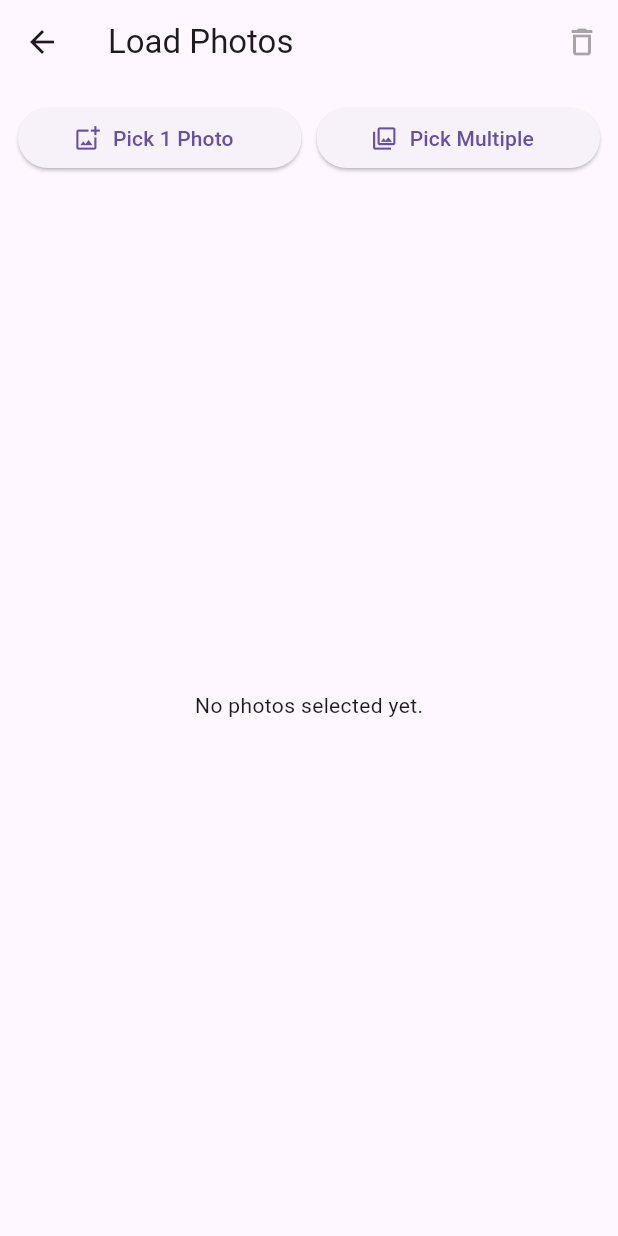
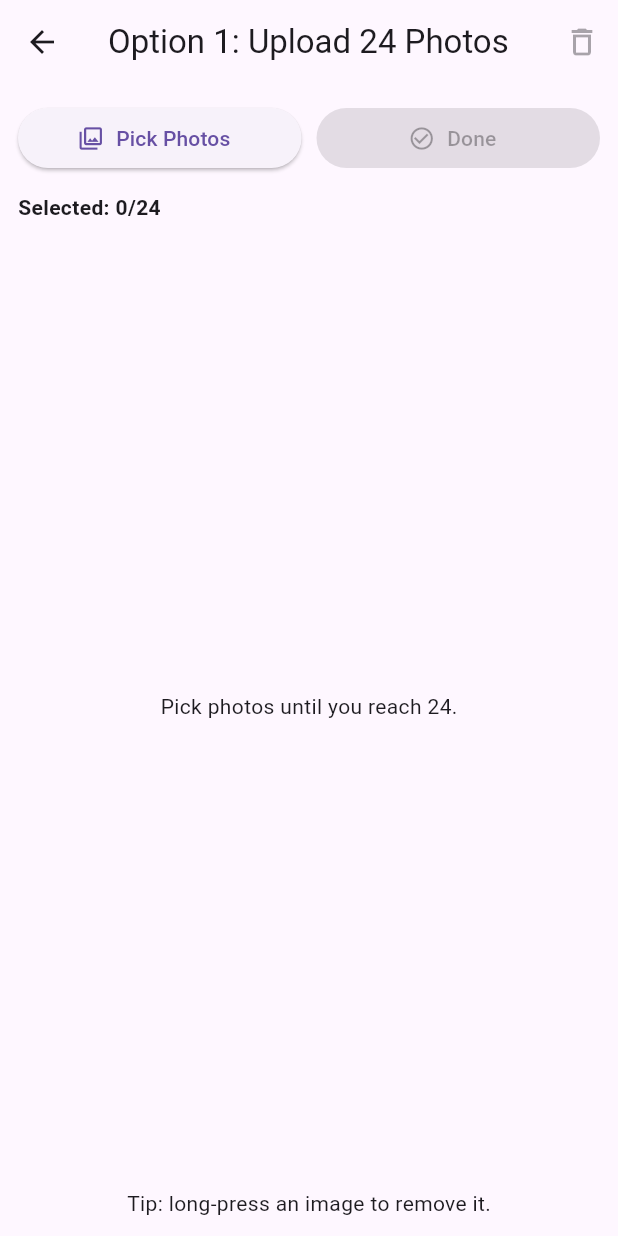
Before and after one commit to mickhkrysov/Guess-Who-Flutter-App-Game, a Flutter app: the PageTwo screen opened directly, after a tap on "Load Your Photos", on a phone screen of 412 x 824 dp. Run offline on Flutter 3.47's test engine with Material 3 defaults, Android fonts, the phone set to English and light mode, and no system bars; our stand-ins replace image_picker.

Commit message:
added options to chose for the game

```diff
--- a/lib/main.dart
+++ b/lib/main.dart
@@ -1,5 +1,5 @@
 import 'package:flutter/material.dart';
-import 'dart:io';
+import 'dart:typed_data';
 import 'package:image_picker/image_picker.dart';
 void main() => runApp(const MyApp());
 
@@ -53,14 +53,12 @@ class PageTwo extends StatelessWidget {
   @override
   Widget build(BuildContext context) {
     Widget optionCard({
-      required IconData icon,
       required String title,
       required String subtitle,
       required VoidCallback onTap,
     }) {
       return Card(
         child: ListTile(
-          leading: Icon(icon, size: 32),
           title: Text(title),
           subtitle: Text(subtitle),
           trailing: const Icon(Icons.chevron_right),
@@ -76,7 +74,6 @@ class PageTwo extends StatelessWidget {
         child: Column(
           children: [
             optionCard(
-              icon: Icons.photo_library_outlined,
               title: 'Load Your Photos',
               subtitle: 'Pick images from your gallery',
               onTap: () {
@@ -87,7 +84,6 @@ class PageTwo extends StatelessWidget {
               },
             ),
             optionCard(
-              icon: Icons.list_alt_outlined,
               title: 'Option 1',
               subtitle: 'classic hehe',
               onTap: () {
@@ -98,9 +94,8 @@ class PageTwo extends StatelessWidget {
               },
             ),
             optionCard(
-              icon: Icons.settings_outlined,
-              title: 'Option 2',
-              subtitle: 'another variant of the characters that you can try and guess',
+              title: 'Option 2: cat variant',
+              subtitle: 'guess a cat',
               onTap: () {
                 Navigator.push(
                   context,
@@ -130,37 +125,48 @@ class PhotoPickerPage extends StatefulWidget {
 
 class _PhotoPickerPageState extends State<PhotoPickerPage> {
   final ImagePicker _picker = ImagePicker();
-  final List<XFile> _images = [];
 
-  Future<void> _pickSingle() async {
-    final XFile? image = await _picker.pickImage(source: ImageSource.gallery);
-    if (image != null) {
-      setState(() => _images.add(image));
+  final List<Uint8List> _imageBytes = [];
+
+  static const int requiredCount = 24;
+
+  Future<void> _pickMultiple() async {
+    final picked = await _picker.pickMultiImage();
+    if (picked.isEmpty) return;
+
+    // Read bytes for each picked file
+    final newBytes = <Uint8List>[];
+    for (final x in picked) {
+      if (_imageBytes.length + newBytes.length >= requiredCount) break;
+      newBytes.add(await x.readAsBytes());
     }
+
+    setState(() {
+      _imageBytes.addAll(newBytes);
+
+      // Safety cap at 24
+      if (_imageBytes.length > requiredCount) {
+        _imageBytes.removeRange(requiredCount, _imageBytes.length);
+      }
+    });
   }
 
-  Future<void> _pickMultiple() async {
-    final List<XFile> images = await _picker.pickMultiImage();
-    if (images.isNotEmpty) {
-      setState(() => _images.addAll(images));
-    }
-  }
+  void _removeAt(int index) => setState(() => _imageBytes.removeAt(index));
+  void _clear() => setState(() => _imageBytes.clear());
 
-  void _clear() {
-    setState(() => _images.clear());
-  }
+  bool get _canFinish => _imageBytes.length == requiredCount;
 
   @override
   Widget build(BuildContext context) {
     return Scaffold(
       appBar: AppBar(
-        title: const Text('Load Photos'),
+        title: const Text('Option 1: Upload 24 Photos'),
         actions: [
           IconButton(
-            onPressed: _images.isEmpty ? null : _clear,
+            onPressed: _imageBytes.isEmpty ? null : _clear,
             icon: const Icon(Icons.delete_outline),
             tooltip: 'Clear',
-          ),
+          )
         ],
       ),
       body: Padding(
@@ -171,44 +177,73 @@ class _PhotoPickerPageState extends State<PhotoPickerPage> {
               children: [
                 Expanded(
                   child: ElevatedButton.icon(
-                    onPressed: _pickSingle,
-                    icon: const Icon(Icons.add_photo_alternate_outlined),
-                    label: const Text('Pick 1 Photo'),
+                    onPressed: _imageBytes.length >= requiredCount ? null : _pickMultiple,
+                    icon: const Icon(Icons.collections_outlined),
+                    label: const Text('Pick Photos'),
                   ),
                 ),
                 const SizedBox(width: 10),
                 Expanded(
                   child: ElevatedButton.icon(
-                    onPressed: _pickMultiple,
-                    icon: const Icon(Icons.collections_outlined),
-                    label: const Text('Pick Multiple'),
+                    onPressed: _canFinish ? () => Navigator.pop(context, true) : null,
+                    icon: const Icon(Icons.check_circle_outline),
+                    label: const Text('Done'),
                   ),
                 ),
               ],
             ),
             const SizedBox(height: 12),
+            Align(
+              alignment: Alignment.centerLeft,
+              child: Text(
+                'Selected: ${_imageBytes.length}/$requiredCount',
+                style: const TextStyle(fontWeight: FontWeight.w600),
+              ),
+            ),
+            const SizedBox(height: 8),
             Expanded(
-              child: _images.isEmpty
-                  ? const Center(
-                      child: Text('No photos selected yet.'),
-                    )
+              child: _imageBytes.isEmpty
+                  ? const Center(child: Text('Pick photos until you reach 24.'))
                   : GridView.builder(
-                      itemCount: _images.length,
-                      gridDelegate:
-                          const SliverGridDelegateWithFixedCrossAxisCount(
+                      itemCount: _imageBytes.length,
+                      gridDelegate: const SliverGridDelegateWithFixedCrossAxisCount(
                         crossAxisCount: 3,
                         crossAxisSpacing: 8,
                         mainAxisSpacing: 8,
                       ),
                       itemBuilder: (context, index) {
-                        final file = File(_images[index].path);
-                        return ClipRRect(
-                          borderRadius: BorderRadius.circular(10),
-                          child: Image.file(file, fit: BoxFit.cover),
+                        return GestureDetector(
+                          onLongPress: () => _removeAt(index),
+                          child: Stack(
+                            fit: StackFit.expand,
+                            children: [
+                              ClipRRect(
+                                borderRadius: BorderRadius.circular(10),
+                                child: Image.memory(
+                                  _imageBytes[index],
+                                  fit: BoxFit.cover,
+                                ),
+                              ),
+                              Positioned(
+                                right: 6,
+                                top: 6,
+                                child: Container(
+                                  padding: const EdgeInsets.all(4),
+                                  decoration: BoxDecoration(
+                                    color: Colors.black54,
+                                    borderRadius: BorderRadius.circular(10),
+                                  ),
+                                  child: const Icon(Icons.close, size: 16, color: Colors.white),
+                                ),
+                              ),
+                            ],
+                          ),
                         );
                       },
                     ),
             ),
+            const SizedBox(height: 6),
+            const Text('Tip: long-press an image to remove it.'),
           ],
         ),
       ),
@@ -216,14 +251,14 @@ class _PhotoPickerPageState extends State<PhotoPickerPage> {
   }
 }
 
-//Option
+//Option 2: Guess A cat
 class OptionTwoPage extends StatelessWidget {
   const OptionTwoPage({super.key});
 
   @override
   Widget build(BuildContext context) {
     return Scaffold(
-      appBar: AppBar(title: const Text('Option 2')),
+      appBar: AppBar(title: const Text('Cat mode')),
       body: Center(
         child: ElevatedButton(
           onPressed: () {
@@ -232,23 +267,23 @@ class OptionTwoPage extends StatelessWidget {
               MaterialPageRoute(builder: (_) => const PageThree()),
             );
           },
-          child: const Text('Continue to Page 3'),
+          child: const Text('Next'),
         ),
       ),
     );
   }
 }
 
-// Option
+// Option 3
 class OptionThreePage extends StatelessWidget {
   const OptionThreePage({super.key});
 
   @override
   Widget build(BuildContext context) {
     return Scaffold(
-      appBar: AppBar(title: const Text('Option 3')),
+      appBar: AppBar(title: const Text('Classic mode')),
       body: const Center(
-        child: Text('Id like to top a big, hairy, and beefy muscular man so he would whimper when i would touch him'),
+        child: Text('Just a characters'),
       ),
     );
   }
```
